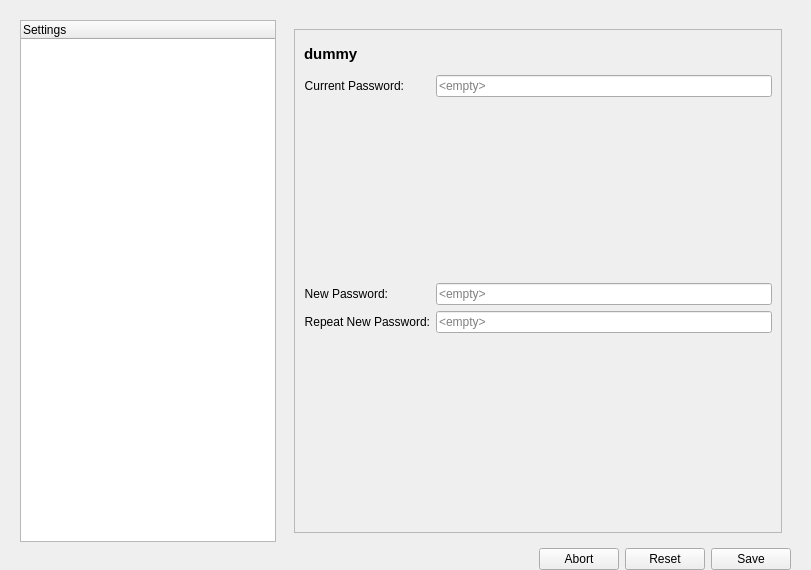
Before: the Qt Designer form nitrokeyapp/ui/settings_tab.ui in Nitrokey/nitrokey-app2, drawn with Qt 5.
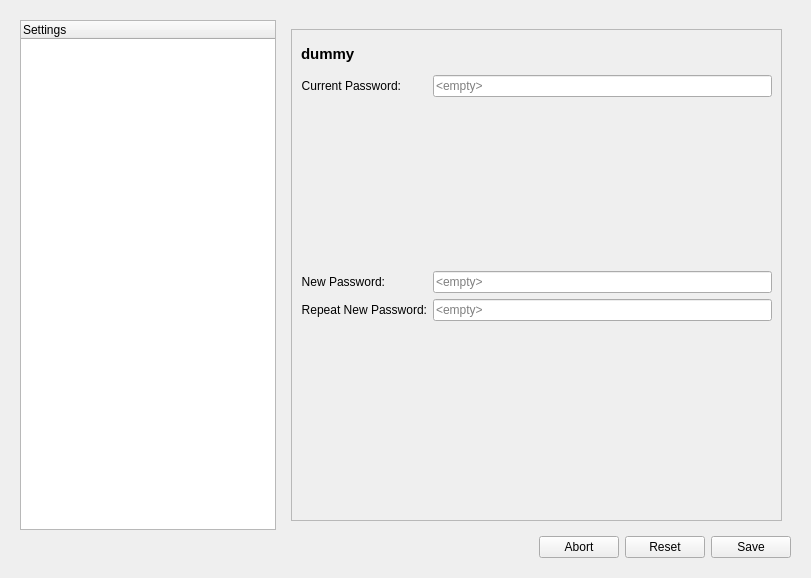
After: the same form once the commit is applied. Icons and pictures are not drawn.

Commit message: Settings: tidy up

Diff of the .ui file:
```diff
--- a/nitrokeyapp/ui/settings_tab.ui
+++ b/nitrokeyapp/ui/settings_tab.ui
@@ -23,9 +23,6 @@
    <string notr="true"/>
   </property>
   <layout class="QHBoxLayout" name="horizontalLayout_3">
-   <property name="bottomMargin">
-    <number>0</number>
-   </property>
    <item>
     <widget class="QStackedWidget" name="settings_tab">
      <property name="currentIndex">
@@ -39,97 +36,6 @@
        </sizepolicy>
       </property>
       <layout class="QGridLayout" name="gridLayout">
-       <property name="leftMargin">
-        <number>9</number>
-       </property>
-       <property name="bottomMargin">
-        <number>0</number>
-       </property>
-       <property name="horizontalSpacing">
-        <number>9</number>
-       </property>
-       <item row="1" column="2">
-        <widget class="QWidget" name="__button_space_right" native="true">
-         <layout class="QHBoxLayout" name="horizontalLayout_2">
-          <property name="leftMargin">
-           <number>0</number>
-          </property>
-          <property name="topMargin">
-           <number>0</number>
-          </property>
-          <property name="rightMargin">
-           <number>0</number>
-          </property>
-          <property name="bottomMargin">
-           <number>0</number>
-          </property>
-          <item>
-           <spacer name="__horizontalSpacer">
-            <property name="orientation">
-             <enum>Qt::Horizontal</enum>
-            </property>
-            <property name="sizeHint" stdset="0">
-             <size>
-              <width>40</width>
-              <height>20</height>
-             </size>
-            </property>
-           </spacer>
-          </item>
-          <item>
-           <widget class="QPushButton" name="btn_abort">
-            <property name="sizePolicy">
-             <sizepolicy hsizetype="Preferred" vsizetype="Fixed">
-              <horstretch>0</horstretch>
-              <verstretch>0</verstretch>
-             </sizepolicy>
-            </property>
-            <property name="text">
-             <string>Abort</string>
-            </property>
-            <property name="icon">
-             <iconset>
-              <normaloff>icons/close.svg</normaloff>icons/close.svg</iconset>
-            </property>
-           </widget>
-          </item>
-          <item>
-           <widget class="QPushButton" name="btn_reset">
-            <property name="sizePolicy">
-             <sizepolicy hsizetype="Preferred" vsizetype="Fixed">
-              <horstretch>0</horstretch>
-              <verstretch>0</verstretch>
-             </sizepolicy>
-            </property>
-            <property name="text">
-             <string>Reset</string>
-            </property>
-            <property name="icon">
-             <iconset>
-              <normaloff>icons/delete.svg</normaloff>icons/delete.svg</iconset>
-            </property>
-           </widget>
-          </item>
-          <item>
-           <widget class="QPushButton" name="btn_save">
-            <property name="sizePolicy">
-             <sizepolicy hsizetype="Preferred" vsizetype="Fixed">
-              <horstretch>0</horstretch>
-              <verstretch>0</verstretch>
-             </sizepolicy>
-            </property>
-            <property name="text">
-             <string>Save</string>
-            </property>
-            <property name="icon">
-             <iconset>
-              <normaloff>icons/save.svg</normaloff>icons/save.svg</iconset>
-            </property>
-           </widget>
-          </item>
-         </layout>
-        </widget>
-       </item>
        <item row="0" column="0">
         <widget class="QTreeWidget" name="settings_tree">
          <property name="sizePolicy">
@@ -155,7 +61,7 @@
          </column>
         </widget>
        </item>
-       <item row="0" column="2">
+       <item row="0" column="1">
         <widget class="QStackedWidget" name="settings_tab_space">
          <property name="sizePolicy">
           <sizepolicy hsizetype="MinimumExpanding" vsizetype="MinimumExpanding">
@@ -371,7 +277,20 @@
                 </property>
                </widget>
               </item>
-              <item row="4" column="0">
+              <item row="2" column="0" colspan="2">
+               <spacer name="current_password_spacer">
+                <property name="orientation">
+                 <enum>Qt::Vertical</enum>
+                </property>
+                <property name="sizeHint" stdset="0">
+                 <size>
+                  <width>20</width>
+                  <height>40</height>
+                 </size>
+                </property>
+               </spacer>
+              </item>
+              <item row="3" column="0">
                <widget class="QLabel" name="new_password_label">
                 <property name="text">
                  <string>New Password:</string>
@@ -381,7 +300,7 @@
                 </property>
                </widget>
               </item>
-              <item row="4" column="1">
+              <item row="3" column="1">
                <widget class="QLineEdit" name="new_password">
                 <property name="sizePolicy">
                  <sizepolicy hsizetype="Expanding" vsizetype="Fixed">
@@ -403,7 +322,7 @@
                 </property>
                </widget>
               </item>
-              <item row="5" column="0">
+              <item row="4" column="0">
                <widget class="QLabel" name="repeat_password_label">
                 <property name="layoutDirection">
                  <enum>Qt::LeftToRight</enum>
@@ -416,7 +335,7 @@
                 </property>
                </widget>
               </item>
-              <item row="5" column="1">
+              <item row="4" column="1">
                <widget class="QLineEdit" name="repeat_password">
                 <property name="sizePolicy">
                  <sizepolicy hsizetype="Expanding" vsizetype="Fixed">
@@ -432,7 +351,7 @@
                 </property>
                </widget>
               </item>
-              <item row="6" column="0">
+              <item row="5" column="0" colspan="2">
                <spacer name="verticalSpacer">
                 <property name="orientation">
                  <enum>Qt::Vertical</enum>
@@ -448,39 +367,6 @@
                 </property>
                </spacer>
               </item>
-              <item row="2" column="0">
-               <widget class="Line" name="line">
-                <property name="orientation">
-                 <enum>Qt::Horizontal</enum>
-                </property>
-               </widget>
-              </item>
-              <item row="2" column="1">
-               <spacer name="current_password_spacer">
-                <property name="orientation">
-                 <enum>Qt::Vertical</enum>
-                </property>
-                <property name="sizeHint" stdset="0">
-                 <size>
-                  <width>20</width>
-                  <height>40</height>
-                 </size>
-                </property>
-               </spacer>
-              </item>
-              <item row="3" column="1">
-               <spacer name="verticalSpacer_4">
-                <property name="orientation">
-                 <enum>Qt::Vertical</enum>
-                </property>
-                <property name="sizeHint" stdset="0">
-                 <size>
-                  <width>20</width>
-                  <height>40</height>
-                 </size>
-                </property>
-               </spacer>
-              </item>
              </layout>
             </widget>
            </item>
@@ -528,6 +414,88 @@
          </layout>
         </widget>
        </item>
+       <item row="1" column="1">
+        <widget class="QWidget" name="__button_space_right" native="true">
+         <layout class="QHBoxLayout" name="horizontalLayout_2">
+          <property name="leftMargin">
+           <number>0</number>
+          </property>
+          <property name="topMargin">
+           <number>0</number>
+          </property>
+          <property name="rightMargin">
+           <number>0</number>
+          </property>
+          <property name="bottomMargin">
+           <number>0</number>
+          </property>
+          <item>
+           <spacer name="__horizontalSpacer">
+            <property name="orientation">
+             <enum>Qt::Horizontal</enum>
+            </property>
+            <property name="sizeHint" stdset="0">
+             <size>
+              <width>40</width>
+              <height>20</height>
+             </size>
+            </property>
+           </spacer>
+          </item>
+          <item>
+           <widget class="QPushButton" name="btn_abort">
+            <property name="sizePolicy">
+             <sizepolicy hsizetype="Preferred" vsizetype="Fixed">
+              <horstretch>0</horstretch>
+              <verstretch>0</verstretch>
+             </sizepolicy>
+            </property>
+            <property name="text">
+             <string>Abort</string>
+            </property>
+            <property name="icon">
+             <iconset>
+              <normaloff>icons/close.svg</normaloff>icons/close.svg</iconset>
+            </property>
+           </widget>
+          </item>
+          <item>
+           <widget class="QPushButton" name="btn_reset">
+            <property name="sizePolicy">
+             <sizepolicy hsizetype="Preferred" vsizetype="Fixed">
+              <horstretch>0</horstretch>
+              <verstretch>0</verstretch>
+             </sizepolicy>
+            </property>
+            <property name="text">
+             <string>Reset</string>
+            </property>
+            <property name="icon">
+             <iconset>
+              <normaloff>icons/delete.svg</normaloff>icons/delete.svg</iconset>
+            </property>
+           </widget>
+          </item>
+          <item>
+           <widget class="QPushButton" name="btn_save">
+            <property name="sizePolicy">
+             <sizepolicy hsizetype="Preferred" vsizetype="Fixed">
+              <horstretch>0</horstretch>
+              <verstretch>0</verstretch>
+             </sizepolicy>
+            </property>
+            <property name="text">
+             <string>Save</string>
+            </property>
+            <property name="icon">
+             <iconset>
+              <normaloff>icons/save.svg</normaloff>icons/save.svg</iconset>
+            </property>
+           </widget>
+          </item>
+         </layout>
+        </widget>
+       </item>
       </layout>
      </widget>
      <widget class="QWidget" name="page_incompatible">
```
Left out of the diff: 28 changed lines with no effect on the pictures. The commit also changes 3 other files.
